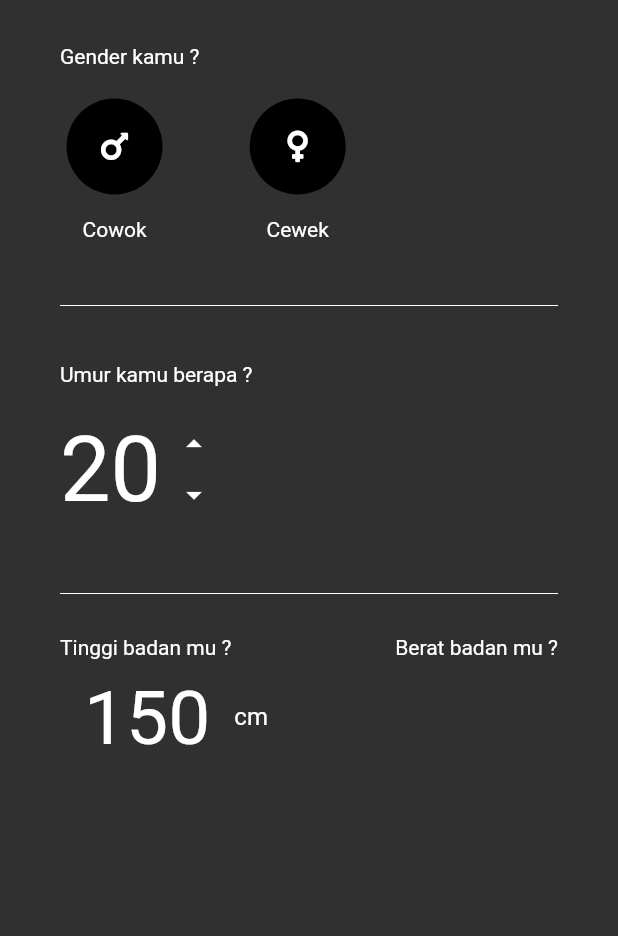
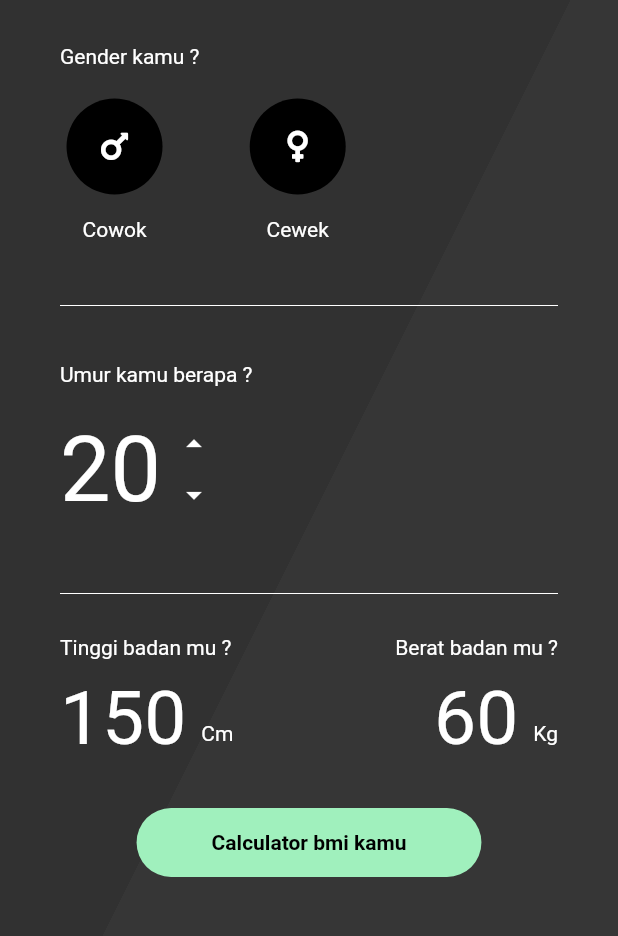
Before and after one commit to vicco7s/udacoding_repository, a Flutter app: the screen it shows after launch, on a phone screen of 412 x 824 dp, the part 95-1031 px from its top. Run offline on Flutter 3.47's test engine with Material 2 defaults, Android fonts, the phone set to English and light mode, and no system bars; our stand-ins replace font_awesome_flutter, numberpicker.

Commit message:
bmi commit

```diff
--- a/bmi_calculator/lib/components/constant.dart
+++ b/bmi_calculator/lib/components/constant.dart
@@ -6,3 +6,18 @@ const kDisableColor = Colors.black;
 const kLabelTextStyle = TextStyle(
   fontWeight: FontWeight.bold,
 );
+
+const kCalculateText = TextStyle(
+  color: Colors.black,
+  fontWeight: FontWeight.bold
+);
+
+final bCalculatebt =  BoxDecoration(
+ color: kActiveColor,
+ borderRadius: BorderRadius.circular(50)
+);
+
+const kNumberText = TextStyle(
+  fontSize: 60,
+  color: Colors.white
+);
--- a/bmi_calculator/lib/components/dialogshow.dart
+++ /dev/null
@@ -1 +0,0 @@
-import 'package:flutter/material.dart';
--- a/bmi_calculator/lib/page/input.dart
+++ b/bmi_calculator/lib/page/input.dart
@@ -1,6 +1,8 @@
 import 'package:bmi_calculator/components/constant.dart';
 import 'package:bmi_calculator/components/gender.dart';
 import 'package:bmi_calculator/components/iconbutton.dart';
+import 'package:bmi_calculator/page/result.dart';
+import 'package:flutter/cupertino.dart';
 import 'package:flutter/material.dart';
 import 'package:font_awesome_flutter/font_awesome_flutter.dart';
 import 'package:numberpicker/numberpicker.dart';
@@ -24,29 +26,24 @@ class _InputBmiState extends State<InputBmi> {
   int weight = 60;
 
 // ignore: unused_element
-void _showDialog() {
-   showDialog(
-     context: context,
-     builder: (BuildContext context) {
-       return NumberPickerDialog.integer(
-         minValue: 10,
-         maxValue: 250,
-         initialIntegerValue: height);
-     }
-   ).then((value) {
-     if (value != null) {
-       setState(() {
-         height = value;
-       });
-     }
-   });
- }
+
 
   @override
   Widget build(BuildContext context) {
     return Scaffold(
       body: SafeArea(
           child: Container(
+          decoration: BoxDecoration(
+          gradient: LinearGradient(
+              begin: Alignment.topLeft,
+              end: Alignment(0.6, -0.6),
+              stops: [1, 1],
+              colors: [
+                  Color(0xff313131),
+                  Color(0xff363636), //orange
+              ],
+            ),
+          ),
           padding: EdgeInsets.all(40),
           child: Column(
             crossAxisAlignment: CrossAxisAlignment.stretch,
@@ -127,7 +124,7 @@ void _showDialog() {
                   padding: EdgeInsets.fromLTRB(0, 20, 10, 20),
                   child: Text(
                    age.toString(),
-                   style: TextStyle(fontSize: 60,color: Colors.white),
+                   style: kNumberText,
                   ),
                  ),
                  Column(
@@ -170,16 +167,49 @@ void _showDialog() {
                  ],
                ),
                SizedBox(height: 10,),
-               ListTile(
-                leading: InkWell(
+               Row(
+                 mainAxisAlignment: MainAxisAlignment.spaceBetween,
+                children: [
+                  InkWell(
                       onTap: (){
-                       _showDialog();
+                       _tinggiBadan();
                       },
-                      child: Text(height.toString(),style: TextStyle(fontSize: 50,))),
-                title: Text('cm'),
+                      child: Row(
+                        children: [
+                          Text(height.toString(),style: TextStyle(fontSize: 50,)),
+                          Padding(padding: EdgeInsets.fromLTRB(10, 20, 0, 0),
+                          child: Text('Cm'),
+                          )
+                        ],
+                      )),
+                  InkWell(
+                      onTap: (){
+                       _berat();
+                      },
+                      child: Row(
+                        children: [
+                          Text(weight.toString(),style: TextStyle(fontSize: 50,)),
+                          Padding(padding: EdgeInsets.fromLTRB(10, 20, 0, 0),
+                          child: Text('Kg'),
+                          )
+                        ],
+                      )),
+                ],
                )
              ],
-            )
+            ),
+            SizedBox(height: 30,),
+            Center(
+              child: GestureDetector(
+                onTap: (){
+                  Navigator.push(context, CupertinoPageRoute(builder: (context) => ResultPage()));
+                },
+                child: Container(
+                  padding: EdgeInsets.fromLTRB(50, 15, 50, 15),
+                  decoration:bCalculatebt,
+                  child: Text('Calculator bmi kamu',style: kCalculateText,)),
+              ),
+            ),
 
            ],
           ),
@@ -187,4 +217,40 @@ void _showDialog() {
       ),
     );
   }
+  void _tinggiBadan() {
+   showDialog(
+     context: context,
+     builder: (BuildContext context) {
+       return NumberPickerDialog.integer(
+         minValue: 100,
+         maxValue: 250,
+         title: Text('Sesuaikan tinggi badan mu'),
+         initialIntegerValue: height);
+     }
+   ).then((value) {
+     if (value != null) {
+       setState(() {
+         height = value;
+       });
+     }
+   });
+ }
+ void _berat() {
+   showDialog(
+     context: context,
+     builder: (BuildContext context) {
+       return NumberPickerDialog.integer(
+         minValue: 10,
+         maxValue: 150,
+         title: Text('Sesuaikan Berat badan mu'),
+         initialIntegerValue: height);
+     }
+   ).then((value) {
+     if (value != null) {
+       setState(() {
+         height = value;
+       });
+     }
+   });
+ }
 }
```
Also changed, not shown: bmi_calculator/lib/page/result.dart (+24 -0 lines).
